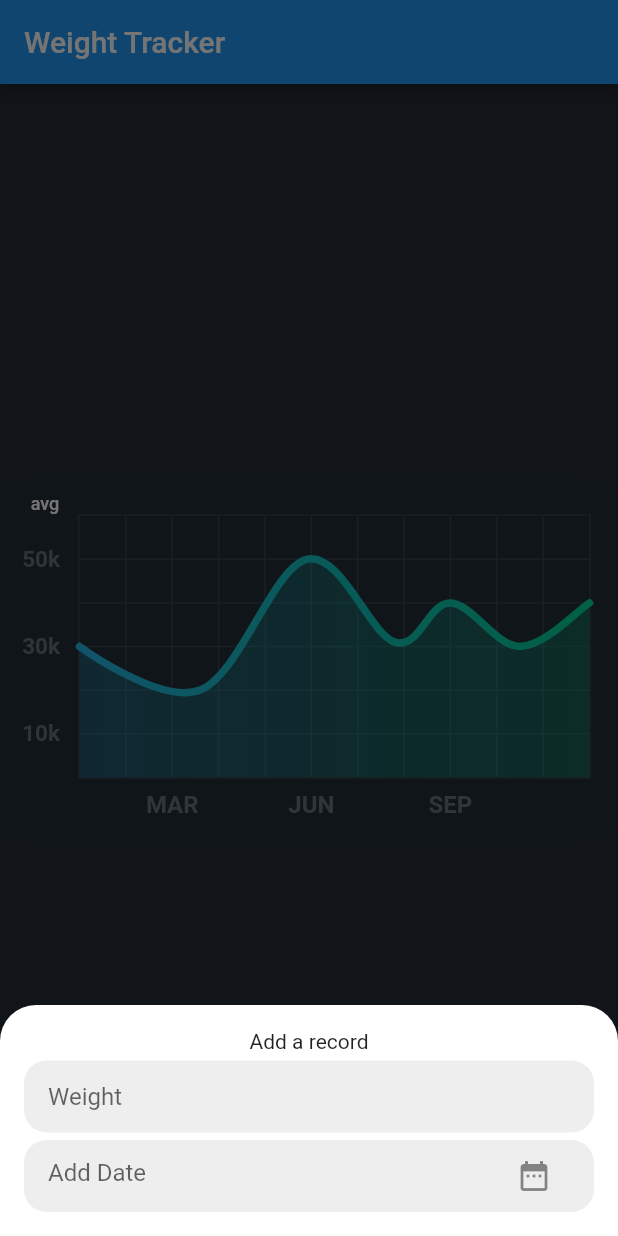
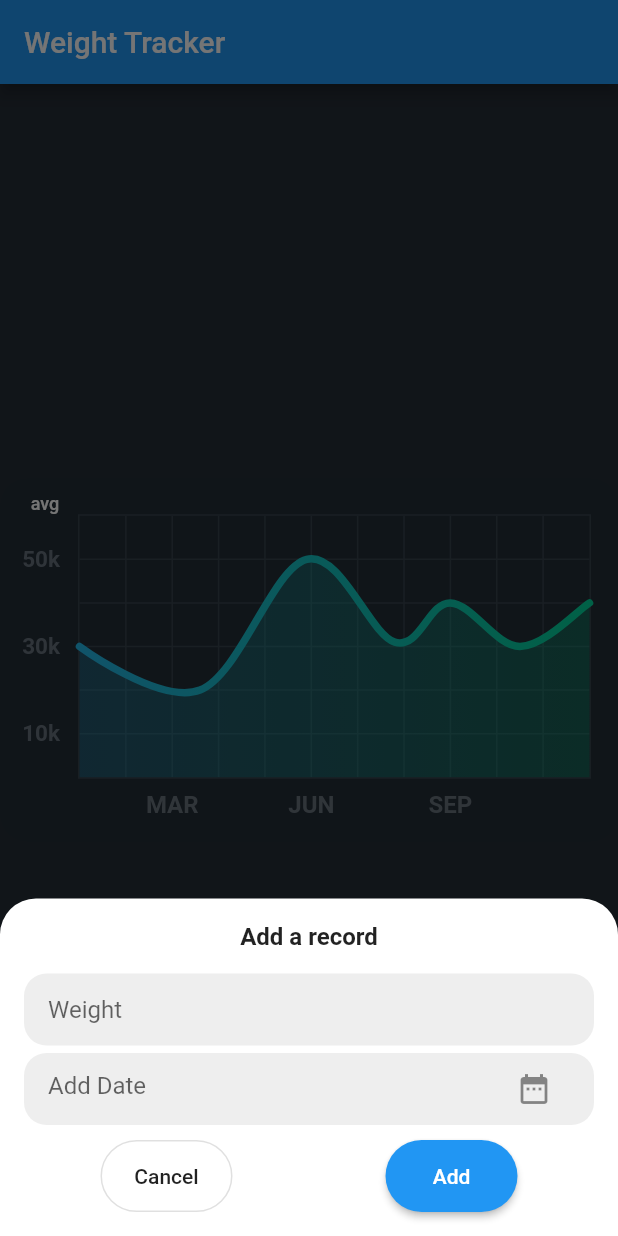
Before and after one commit to iamarjun/weight_tracker, a Flutter app: the screen it shows after launch, after a tap on the "add" icon, on a phone screen of 412 x 824 dp. Run offline on Flutter 3.47's test engine with Material 2 defaults, Android fonts, the phone set to English and light mode, and no system bars; drawn by our look-alikes of fl_chart.

Commit message:
finish up add weight bottom sheet

```diff
--- a/lib/screens/home_page.dart
+++ b/lib/screens/home_page.dart
@@ -20,8 +20,8 @@ class _MyHomePageState extends State<MyHomePage> {
     final DateTime picked = await showDatePicker(
         context: context,
         initialDate: selectedDate,
-        firstDate: DateTime(2015, 8),
-        lastDate: DateTime(2101));
+        firstDate: DateTime(2020),
+        lastDate: DateTime.now());
     if (picked != null && picked != selectedDate)
       setState(() {
         selectedDate = picked;
@@ -29,7 +29,13 @@ class _MyHomePageState extends State<MyHomePage> {
       });
   }
 
-  void _incrementCounter() {
+  void _resetDate() {
+    setState(() {
+      _controller.text = '';
+    });
+  }
+
+  void _addWeight() {
     showModalBottomSheet(
       backgroundColor: Colors.transparent,
       context: context,
@@ -47,9 +53,12 @@ class _MyHomePageState extends State<MyHomePage> {
               padding: const EdgeInsets.all(16.0),
               child: Column(
                 children: [
-                  Text('Add a record'),
+                  Text(
+                    'Add a record',
+                    style: TextStyle(fontSize: 16, fontWeight: FontWeight.bold),
+                  ),
                   SizedBox(
-                    height: 5,
+                    height: 15,
                   ),
                   Container(
                     padding: const EdgeInsets.symmetric(horizontal: 16.0),
@@ -105,6 +114,40 @@ class _MyHomePageState extends State<MyHomePage> {
                       },
                     ),
                   ),
+                  SizedBox(
+                    height: 10,
+                  ),
+                  Row(
+                    mainAxisAlignment: MainAxisAlignment.spaceAround,
+                    children: [
+                      OutlineButton(
+                        padding: const EdgeInsets.all(16.0),
+                        shape: RoundedRectangleBorder(
+                          borderRadius: BorderRadius.circular(24.0),
+                        ),
+                        color: Colors.grey[200],
+                        child: Text('Cancel'),
+                        onPressed: () {
+                          _resetDate();
+                          Navigator.of(context).pop();
+                        },
+                      ),
+                      MaterialButton(
+                        padding: const EdgeInsets.all(16.0),
+                        color: Colors.blue,
+                        shape: RoundedRectangleBorder(
+                          borderRadius: BorderRadius.circular(24.0),
+                        ),
+                        child: Text(
+                          'Add',
+                          style: TextStyle(
+                            color: Colors.white,
+                          ),
+                        ),
+                        onPressed: () => Navigator.of(context).pop(),
+                      ),
+                    ],
+                  )
                 ],
               ),
             ),
@@ -132,7 +175,7 @@ class _MyHomePageState extends State<MyHomePage> {
         child: WeightChart(),
       ),
       floatingActionButton: FloatingActionButton(
-        onPressed: _incrementCounter,
+        onPressed: _addWeight,
         tooltip: 'Increment',
         child: Icon(Icons.add),
       ),
```
